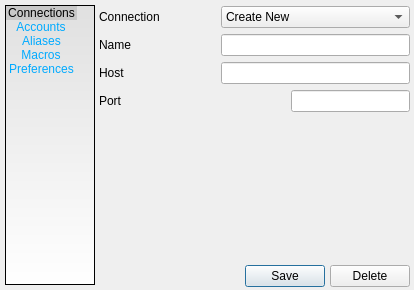
First picture: the form in src/devclient/gui_src/gui_option.ui, repository develer-staff/devclient, before the edit.
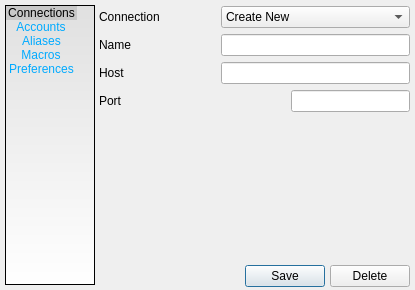
Second picture: the form after the edit. Icons and pictures are not drawn.

Commit message: disabilitato resize widget opzioni

Diff of the .ui file:
```diff
--- a/src/devclient/gui_src/gui_option.ui
+++ b/src/devclient/gui_src/gui_option.ui
@@ -8,10 +8,28 @@
    <rect>
     <x>0</x>
     <y>0</y>
-    <width>414</width>
+    <width>415</width>
     <height>290</height>
    </rect>
   </property>
+  <property name="sizePolicy" >
+   <sizepolicy vsizetype="Fixed" hsizetype="Fixed" >
+    <horstretch>0</horstretch>
+    <verstretch>0</verstretch>
+   </sizepolicy>
+  </property>
+  <property name="minimumSize" >
+   <size>
+    <width>415</width>
+    <height>290</height>
+   </size>
+  </property>
+  <property name="maximumSize" >
+   <size>
+    <width>415</width>
+    <height>290</height>
+   </size>
+  </property>
   <property name="windowTitle" >
    <string>Option</string>
   </property>
```
The commit also changes 1 other file.
